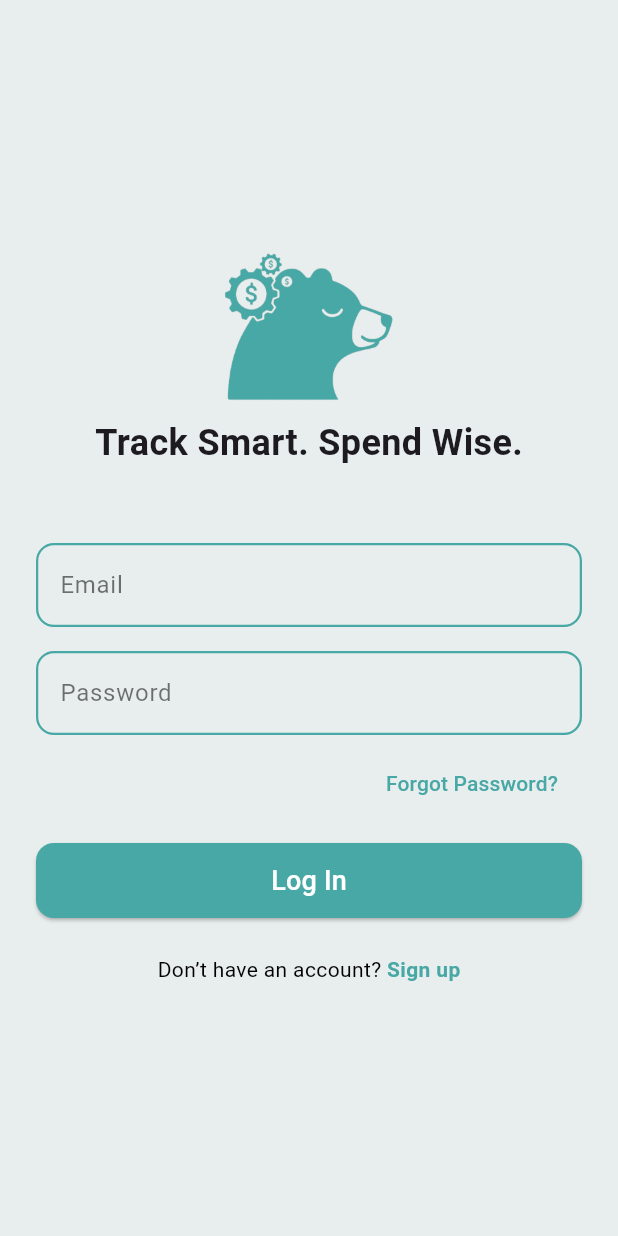
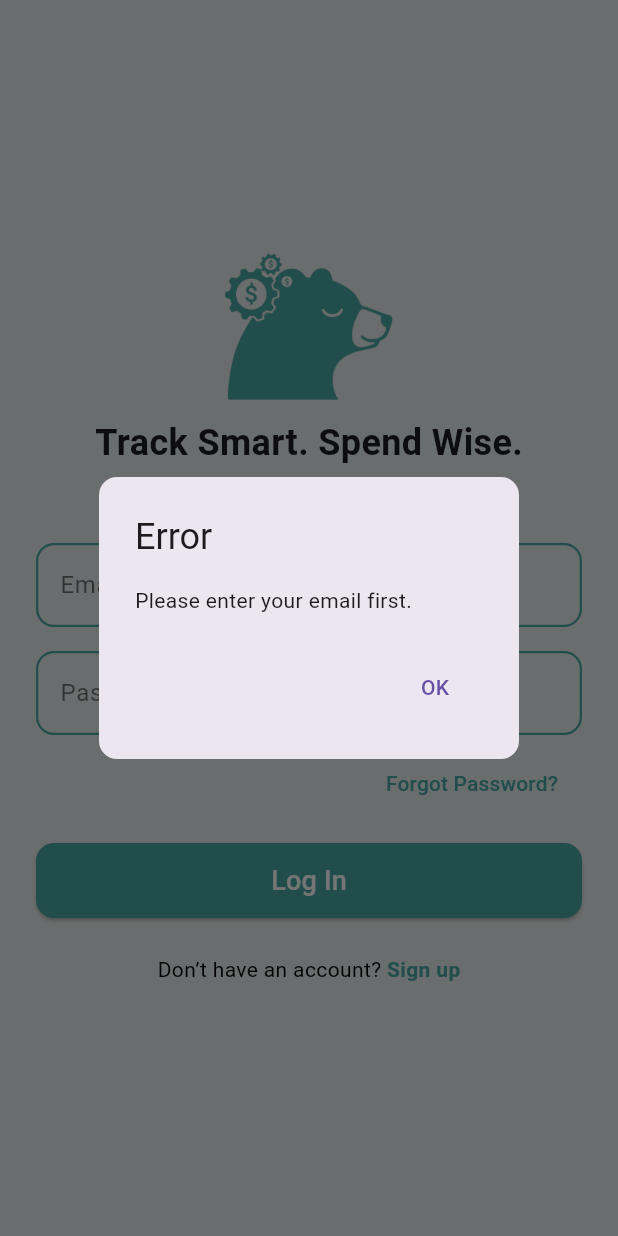
Before and after one commit to nooele2/BudgetBear, a Flutter app: the screen it shows after launch, after a tap on "Forgot Password?", on a phone screen of 412 x 824 dp. Run offline on Flutter 3.47's test engine with Material 3 defaults, Android fonts, the phone set to English and light mode, and no system bars; our stand-ins replace cloud_firestore, firebase_auth, firebase_core, fl_chart, flutter_dotenv, google_fonts and 2 more; accounts and stored records are empty; Roboto replaces fonts that are missing (Italianno).

Commit message:
forget psw done

```diff
--- a/lib/pages/login_page.dart
+++ b/lib/pages/login_page.dart
@@ -63,6 +63,37 @@ class _LoginPageState extends State<LoginPage> {
       _showErrorDialog(e.message ?? "An error occurred");
     } finally {
       if (mounted) setState(() => _isLoading = false);
+    }
+  }
+
+  //forgot psw
+  Future<void> _resetPassword() async {
+  final email = _emailController.text.trim();
+
+  if (email.isEmpty) {
+    _showErrorDialog("Please enter your email first.");
+    return;
+  }
+
+  try {
+    await FirebaseAuth.instance.sendPasswordResetEmail(email: email);
+
+      showDialog(
+        context: context,
+        builder: (context) => AlertDialog(
+          shape: RoundedRectangleBorder(borderRadius: BorderRadius.circular(12)),
+          title: const Text("Password Reset Email Sent"),
+          content: Text("A password reset link has been sent to $email"),
+          actions: [
+            TextButton(
+              onPressed: () => Navigator.pop(context),
+              child: const Text("OK"),
+            ),
+          ],
+        ),
+      );
+    } on FirebaseAuthException catch (e) {
+      _showErrorDialog(e.message ?? "An error occurred while sending email.");
     }
   }
 
@@ -137,7 +168,7 @@ class _LoginPageState extends State<LoginPage> {
                   child: Padding(
                     padding: const EdgeInsets.only(right: 4.0),
                     child: TextButton(
-                      onPressed: () {},
+                      onPressed: _resetPassword,
                       child: const Text(
                         "Forgot Password?",
                         style: TextStyle(
```
